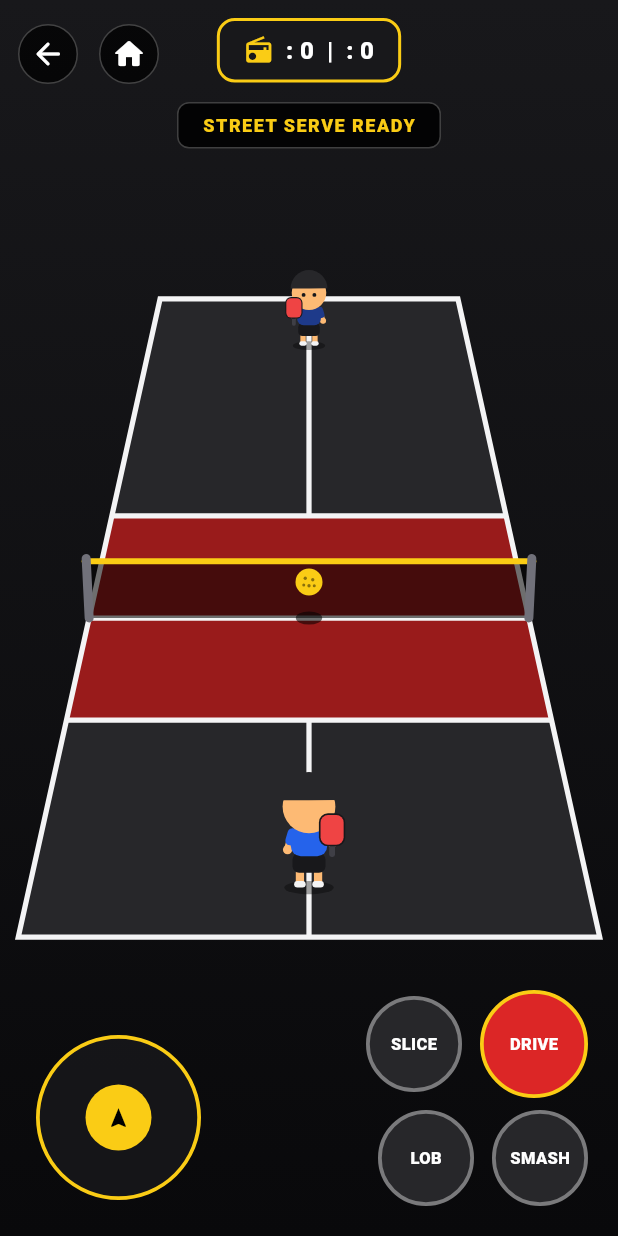
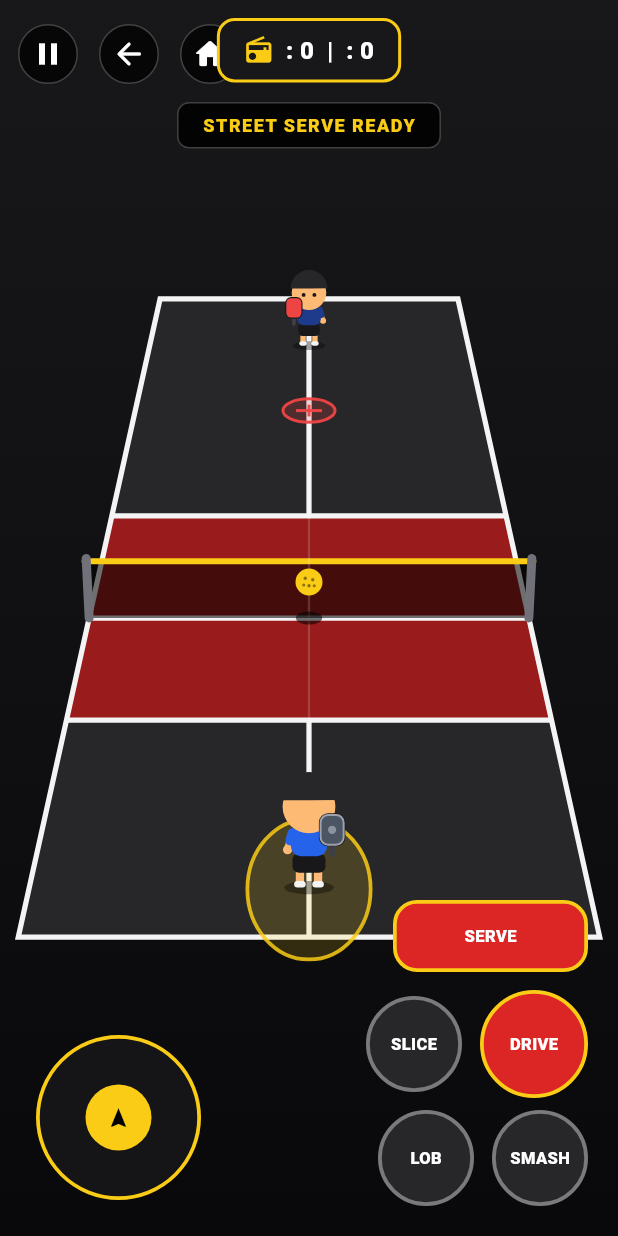
Before and after one commit to seviioo/Pickleball_App, a Flutter app: the MultiplayerCourtScreen screen opened directly with sample values from the repository, after a tap on "SLICE", on a phone screen of 412 x 824 dp. Run offline on Flutter 3.47's test engine with Material 3 defaults, Android fonts, the phone set to English and light mode, and no system bars; our stand-ins replace shared_preferences; missing offline and left inert: flame, flame_audio; accounts and stored records are empty.

Commit message:
Match multiplayer gameplay to AI controls
Co-authored-by: Copilot <223556219+Copilot@users.noreply.github.com>

```diff
--- a/lib/screens/multiplayer_court_screen.dart
+++ b/lib/screens/multiplayer_court_screen.dart
@@ -39,6 +39,10 @@ class _MultiplayerCourtScreenState extends State<MultiplayerCourtScreen> {
   double ballX = 0.0;
   double ballY = 0.0;
   double ballHeight = 0.4;
+  double ballVx = 0;
+  double ballVy = 0;
+  double ballVz = 0;
+  double ballRotation = 0;
 
   int myScore = 0;
   int opponentScore = 0;
@@ -47,6 +51,12 @@ class _MultiplayerCourtScreenState extends State<MultiplayerCourtScreen> {
   bool isPlayerServing = true;
   String playerAnimState = 'idle';
   String opponentAnimState = 'idle';
+  double playerActionProgress = 1;
+  double opponentActionProgress = 1;
+  Offset _aimDirection = Offset.zero;
+  bool _paused = false;
+  double _animClock = 0;
+  final PaddleData _playerPaddle = PaddleData.starter();
   bool _matchResultSubmitted = false;
   Offset _movementDirection = Offset.zero;
   Timer? _movementTimer;
@@ -74,12 +84,22 @@ class _MultiplayerCourtScreenState extends State<MultiplayerCourtScreen> {
           ballX = _number(event['ballX']);
           ballY = _number(event['ballY']);
           ballHeight = _number(event['ballHeight']);
+          ballVx = _number(event['ballVx']);
+          ballVy = _number(event['ballVy']);
+          ballVz = _number(event['ballVz']);
+          ballRotation = _number(event['ballRotation']);
           myX = _number(event['myX']);
           myY = _number(event['myY']);
           opponentX = _number(event['opponentX']);
           opponentY = _number(event['opponentY']);
           playerAnimState = '${event['playerAnimState'] ?? 'idle'}';
           opponentAnimState = '${event['opponentAnimState'] ?? 'idle'}';
+          playerActionProgress =
+              _number(event['playerActionProgress']).clamp(0, 1);
+          opponentActionProgress =
+              _number(event['opponentActionProgress']).clamp(0, 1);
+          _paused = event['paused'] == true;
+          _animClock += 0.05;
         });
         if (isGameOver && !_matchResultSubmitted) {
           _handleMatchEnd(myScore > opponentScore);
@@ -128,12 +148,26 @@ class _MultiplayerCourtScreenState extends State<MultiplayerCourtScreen> {
   }
 
   void _triggerShot(String type) {
-    if (isGameOver) return;
+    if (isGameOver || _paused) return;
     SocketService.instance.sendEvent('SHOT', {
       'shotType': type,
-      'x': myX,
+      'x': _aimDirection.dx == 0 ? myX : _aimDirection.dx,
       'y': myY,
+      'aimX': _aimDirection.dx,
+      'aimY': _aimDirection.dy,
     });
+  }
+
+  void _updateAim(Offset direction) {
+    _aimDirection = direction;
+  }
+
+  void _togglePause() {
+    if (_paused) {
+      SocketService.instance.sendEvent('RESUME', {});
+    } else {
+      SocketService.instance.sendEvent('PAUSE', {});
+    }
   }
 
   void _handleMatchEnd(bool isWinner) async {
@@ -215,16 +249,42 @@ class _MultiplayerCourtScreenState extends State<MultiplayerCourtScreen> {
                   aiAnimState: _animationFor(opponentAnimState),
                   playerFrame: 0,
                   aiFrame: 0,
+                  playerPaddle: _playerPaddle,
+                  ballVx: ballVx,
+                  ballVy: ballVy,
+                  ballVz: ballVz,
+                  ballRotation: ballRotation,
+                  animClock: _animClock,
+                  playerActionProgress: playerActionProgress,
+                  aiActionProgress: opponentActionProgress,
+                  playerMoveAmount: _movementDirection.distance.clamp(0, 1),
+                  playerMoveX: _movementDirection.dx.clamp(-1, 1),
+                  aiMoveAmount: opponentAnimState == 'walking' ? 0.7 : 0.0,
+                  aiMoveX: 0,
+                  playerReach: 0.22,
+                  ballInReach: isPlayerServing || ballHeight < 0.8,
+                  aimX: _aimDirection.dx.clamp(-0.92, 0.92),
+                  aimY: _aimDirection.dy == 0 ? -0.65 : _aimDirection.dy,
+                  aimScatter: 0.15,
+                  showAim: !_paused &&
+                      !isGameOver &&
+                      (isPlayerServing || ballHeight < 0.8),
                 ),
               ),
             ),
 
-            // Navigation stays on the side, separate from the score header.
+            // The AI screen uses pause and home in the side header.
             Positioned(
               top: isLandscape ? 8 : 12,
               left: isLandscape ? 12 : 8,
               child: Row(
                 children: [
+                  _buildNavigationButton(
+                    icon: _paused ? Icons.play_arrow_rounded : Icons.pause,
+                    onPressed: _togglePause,
+                    tooltip: _paused ? 'Resume' : 'Pause',
+                  ),
+                  const SizedBox(width: 6),
                   _buildNavigationButton(
                     icon: Icons.arrow_back_rounded,
                     onPressed: _goBack,
@@ -306,8 +366,41 @@ class _MultiplayerCourtScreenState extends State<MultiplayerCourtScreen> {
               ),
             ),
 
-            // Touch Controls
-            if (!isGameOver) ...[
+            if (_paused)
+              Positioned.fill(
+                child: Center(
+                  child: Container(
+                    padding: const EdgeInsets.all(24),
+                    decoration: BoxDecoration(
+                      color: const Color(0xFF18181B).withOpacity(0.96),
+                      borderRadius: BorderRadius.circular(16),
+                      border: Border.all(color: const Color(0xFFFACC15)),
+                    ),
+                    child: Column(
+                      mainAxisSize: MainAxisSize.min,
+                      children: [
+                        const Text('MATCH PAUSED',
+                            style: TextStyle(
+                                color: Colors.white,
+                                fontSize: 20,
+                                fontWeight: FontWeight.w900)),
+                        const SizedBox(height: 16),
+                        ElevatedButton(
+                          onPressed: _togglePause,
+                          child: const Text('RESUME'),
+                        ),
+                        TextButton(
+                          onPressed: _goHome,
+                          child: const Text('LEAVE MATCH'),
+                        ),
+                      ],
+                    ),
+                  ),
+                ),
+              ),
+
+            // Touch Controls match Player-vs-AI: joystick plus drag-to-aim shots.
+            if (!isGameOver && !_paused) ...[
               Positioned(
                 left: isLandscape ? 36 : 24,
                 bottom: isLandscape ? 16 : 24,
@@ -322,17 +415,28 @@ class _MultiplayerCourtScreenState extends State<MultiplayerCourtScreen> {
                   mainAxisSize: MainAxisSize.min,
                   crossAxisAlignment: CrossAxisAlignment.end,
                   children: [
+                    if (isPlayerServing)
+                      Padding(
+                        padding: const EdgeInsets.only(bottom: 12),
+                        child: _buildAimableButton(
+                          label: 'SERVE',
+                          shotType: 'SERVE',
+                          isPrimary: true,
+                          width: 130,
+                          height: 48,
+                        ),
+                      ),
                     Row(
                       mainAxisSize: MainAxisSize.min,
                       children: [
-                        _buildStreetButton(
+                        _buildAimableButton(
                           label: 'SLICE',
-                          onPressed: () => _triggerShot('ROLL'),
+                          shotType: 'ROLL',
                         ),
                         const SizedBox(width: 12),
-                        _buildStreetButton(
+                        _buildAimableButton(
                           label: 'DRIVE',
-                          onPressed: () => _triggerShot('DRIVE'),
+                          shotType: 'DRIVE',
                           isPrimary: true,
                         ),
                       ],
@@ -341,14 +445,14 @@ class _MultiplayerCourtScreenState extends State<MultiplayerCourtScreen> {
                     Row(
                       mainAxisSize: MainAxisSize.min,
                       children: [
-                        _buildStreetButton(
+                        _buildAimableButton(
                           label: 'LOB',
-                          onPressed: () => _triggerShot('LOB'),
+                          shotType: 'LOB',
                         ),
                         const SizedBox(width: 12),
-                        _buildStreetButton(
+                        _buildAimableButton(
                           label: 'SMASH',
-                          onPressed: () => _triggerShot('SMASH'),
+                          shotType: 'SMASH',
                         ),
                       ],
                     ),
@@ -362,35 +466,20 @@ class _MultiplayerCourtScreenState extends State<MultiplayerCourtScreen> {
     );
   }
 
-  Widget _buildStreetButton({
+  Widget _buildAimableButton({
     required String label,
-    required VoidCallback onPressed,
+    required String shotType,
     bool isPrimary = false,
+    double? width,
+    double? height,
   }) {
-    return GestureDetector(
-      onTap: onPressed,
-      child: Container(
-        width: isPrimary ? 72 : 64,
-        height: isPrimary ? 72 : 64,
-        decoration: BoxDecoration(
-          color: isPrimary ? const Color(0xFFDC2626) : const Color(0xFF27272A),
-          shape: BoxShape.circle,
-          border: Border.all(
-            color: isPrimary ? const Color(0xFFFACC15) : Colors.white38,
-            width: 2.5,
-          ),
-        ),
-        child: Center(
-          child: Text(
-            label,
-            style: const TextStyle(
-              color: Colors.white,
-              fontWeight: FontWeight.w900,
-              fontSize: 11,
-            ),
-          ),
-        ),
-      ),
+    return AimableShotButton(
+      label: label,
+      isPrimary: isPrimary,
+      width: width,
+      height: height,
+      onAim: _updateAim,
+      onShoot: () => _triggerShot(shotType),
     );
   }
 
```
Also changed, not shown: 1 other file.
